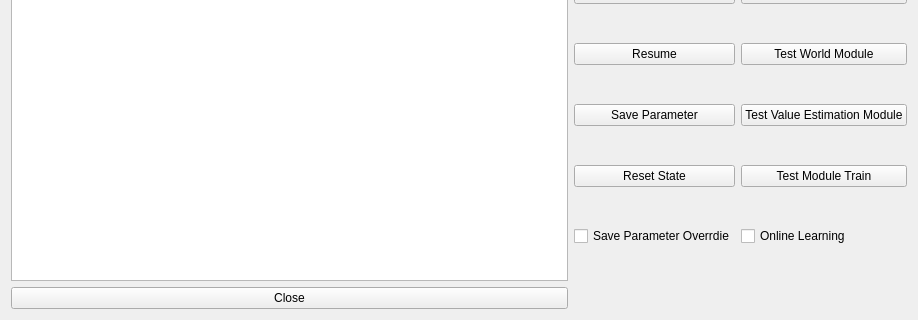
This is IRSGUI/BrainDeepLearnForm.ui in yhlmaybe/Intelligent-Robot-System as Qt 5 draws it before an edit; both pictures show x 0 to 918 and y 245 to 565 of the 918 by 565 pixel window. The edited form follows.
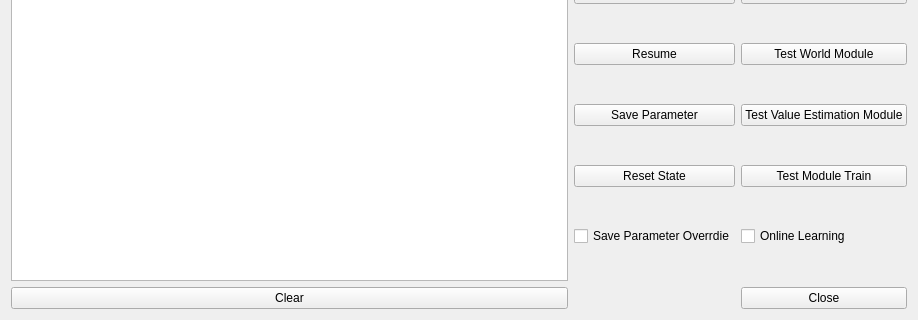
This is the edited form.

Commit message: add the function of clear textBox

The edit to the form file:
```diff
--- a/IRSGUI/BrainDeepLearnForm.ui
+++ b/IRSGUI/BrainDeepLearnForm.ui
@@ -17,13 +17,6 @@
    <string>BrainDeepLearnForm</string>
   </property>
   <layout class="QGridLayout" name="gridLayout">
-   <item row="2" column="0">
-    <widget class="QPushButton" name="close_pushButton">
-     <property name="text">
-      <string>Close</string>
-     </property>
-    </widget>
-   </item>
    <item row="0" column="0">
     <layout class="QHBoxLayout" name="horizontalLayout">
      <item>
@@ -158,6 +151,20 @@
      </item>
     </layout>
    </item>
+   <item row="1" column="2">
+    <widget class="QPushButton" name="close_pushButton">
+     <property name="text">
+      <string>Close</string>
+     </property>
+    </widget>
+   </item>
+   <item row="1" column="0">
+    <widget class="QPushButton" name="clear_pushButton">
+     <property name="text">
+      <string>Clear</string>
+     </property>
+    </widget>
+   </item>
   </layout>
  </widget>
  <resources/>
```
The commit also changes 4 other files.
